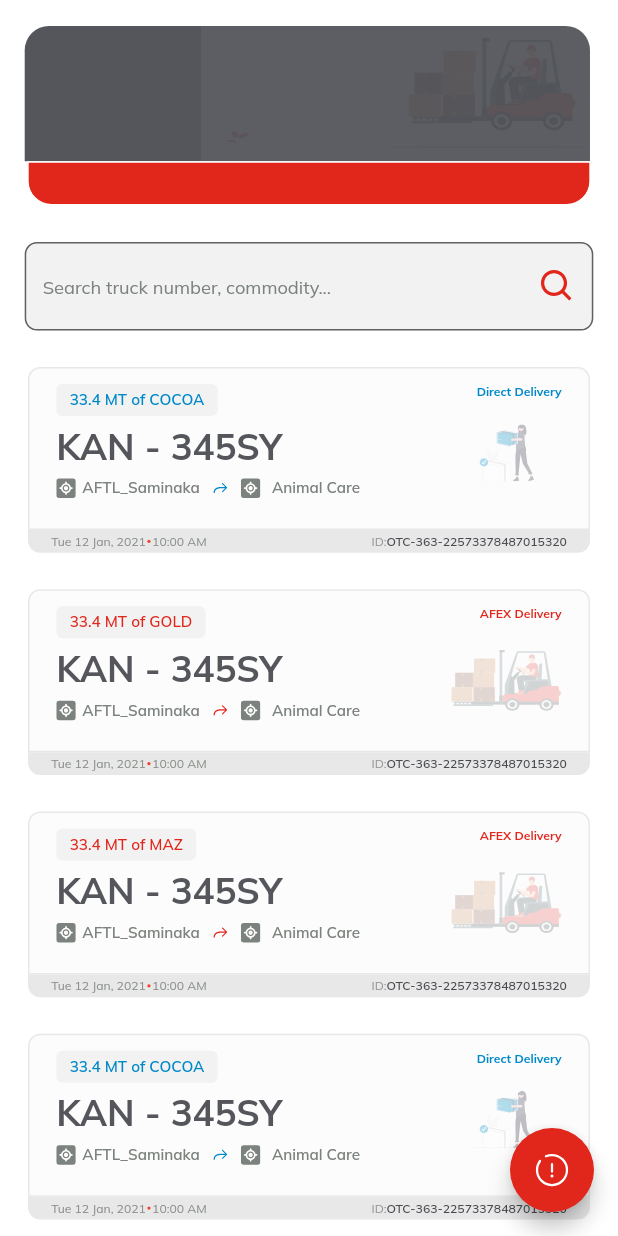
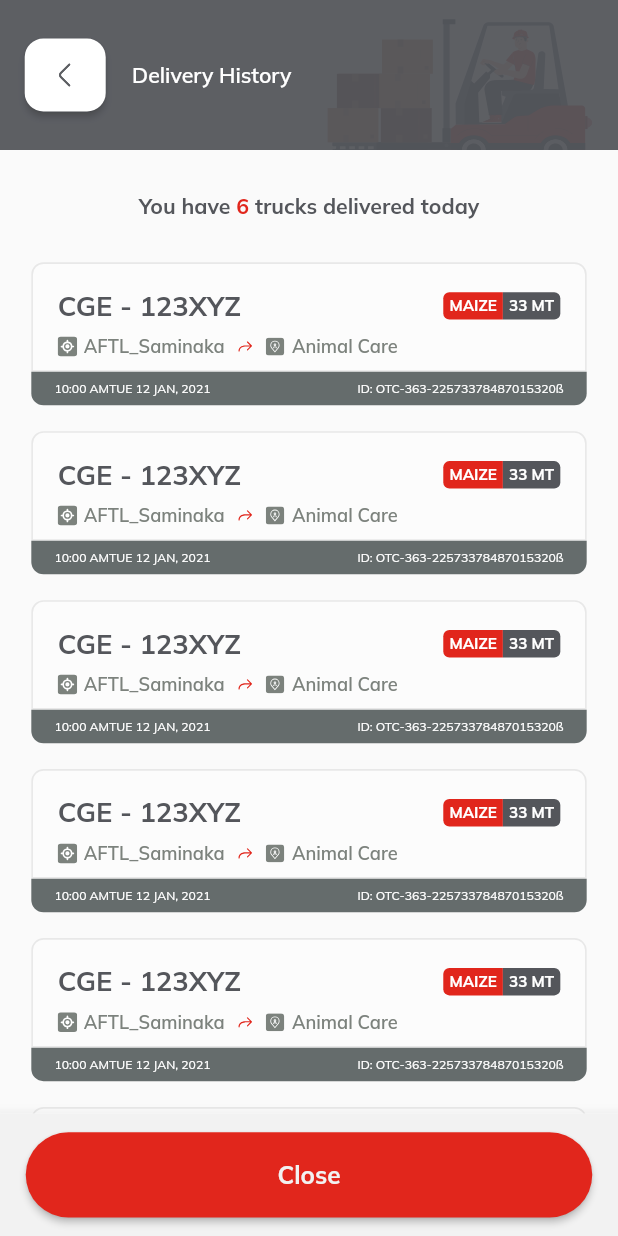
Before and after one commit to Software78/redesigned-lamp, a Flutter app: the screen it shows after launch, on a phone screen of 412 x 824 dp. Run offline on Flutter 3.47's test engine with Material 2 defaults, Android fonts, the phone set to English and light mode, and no system bars; drawn by our look-alikes of flutter_advanced_drawer; our stand-ins replace flutter_screenutil, flutter_svg, google_fonts.

Commit message:
delivery details done...kinda

```diff
--- a/lib/main.dart
+++ b/lib/main.dart
@@ -1,7 +1,7 @@
 import 'package:flutter/material.dart';
 import 'package:flutter/services.dart';
 import 'package:flutter_screenutil/flutter_screenutil.dart';
-import 'package:third_iteration/views/dashboard/controller.dart';
+import 'package:third_iteration/views/contract_details/contract_details.dart';
 
 void main() {
   SystemChrome.setSystemUIOverlayStyle(SystemUiOverlayStyle.dark);
@@ -22,7 +22,7 @@ class MyApp extends StatelessWidget {
           home: child,
         );
       },
-      child: const DashboardScreen(),
+      child: const ContractDetails(),
     );
   }
 }
--- /dev/null
+++ b/lib/views/contract_details/contract_details.dart
@@ -0,0 +1,122 @@
+import 'package:flutter/material.dart';
+import 'package:flutter_screenutil/flutter_screenutil.dart';
+import 'package:flutter_svg/svg.dart';
+import 'package:third_iteration/widgets/delivery_item.dart';
+
+import '../../widgets/custom_text.dart';
+
+class ContractDetails extends StatelessWidget {
+  const ContractDetails({super.key});
+
+  @override
+  Widget build(BuildContext context) {
+    return Scaffold(
+      body: SafeArea(
+        child: Column(
+          children: [
+            Stack(children: [
+              Container(
+                padding: REdgeInsets.only(left: 16.r),
+                color: const Color(0xff54565B),
+                width: double.infinity,
+                height: 100,
+                child: Row(
+                  children: [
+                    MaterialButton(
+                      onPressed: () {},
+                      height: 48.h,
+                      minWidth: 48.h,
+                      color: const Color(0xffffffff),
+                      shape: RoundedRectangleBorder(
+                        borderRadius: BorderRadius.circular(12.25.r),
+                      ),
+                      child: SvgPicture.asset(
+                          "assets/illustrations/arrow-right.svg"),
+                    ),
+                    SizedBox(width: 16.w),
+                    Align(
+                      alignment: Alignment.center,
+                      child: CustomText(
+                        text: "Delivery History",
+                        fontWeight: FontWeight.w600,
+                        fontSize: 14.sp,
+                        color: Colors.white,
+                      ),
+                    ),
+                    const Spacer(),
+                  ],
+                ),
+              ),
+              Positioned(
+                right: 0,
+                child: SvgPicture.asset(
+                  'assets/illustrations/container_bg.svg',
+                  width: 375.w,
+                ),
+              ),
+            ]),
+            SizedBox(
+              height: 28.h,
+            ),
+            Row(
+              mainAxisAlignment: MainAxisAlignment.center,
+              children: [
+                CustomText(
+                  text: "You have ",
+                  fontSize: 14.sp,
+                  fontWeight: FontWeight.w700,
+                  color: const Color(0xff54565B),
+                ),
+                CustomText(
+                  text: "6",
+                  fontSize: 14.sp,
+                  fontWeight: FontWeight.w700,
+                  color: const Color(0xffE1261C),
+                ),
+                CustomText(
+                  text: " trucks delivered today",
+                  fontSize: 14.sp,
+                  fontWeight: FontWeight.w700,
+                  color: const Color(0xff54565B),
+                ),
+              ],
+            ),
+            SizedBox(
+              height: 28.h,
+            ),
+            Expanded(
+              child: ListView.separated(
+                  itemBuilder: (context, index) => const DeliveryItem(),
+                  separatorBuilder: (context, index) => SizedBox(
+                        height: 17.h,
+                      ),
+                  itemCount: 10),
+            )
+          ],
+        ),
+      ),
+      bottomNavigationBar: BottomAppBar(
+        child: Container(
+          color: const Color(0xffF2F2F2),
+          padding: REdgeInsets.symmetric(horizontal: 16.67.r, vertical: 12.r),
+          child: MaterialButton(
+            shape: const RoundedRectangleBorder(
+              borderRadius: BorderRadius.horizontal(
+                  left: Radius.circular(100), right: Radius.circular(100)),
+            ),
+            onPressed: () {},
+            minWidth: 341.67.w,
+            height: 56.h,
+            color: const Color(0xffE1261C),
+            child: CustomText(
+              text: "Close",
+              color: const Color(0xffF2F2F2),
+              fontSize: 16.sp,
+              fontWeight: FontWeight.w700,
+            ),
+          ),
+        ),
+      ),
+    );
+  }
+}
--- /dev/null
+++ b/lib/widgets/delivery_item.dart
@@ -0,0 +1,173 @@
+import 'package:flutter/material.dart';
+import 'package:flutter_screenutil/flutter_screenutil.dart';
+import 'package:flutter_svg/svg.dart';
+import 'package:third_iteration/widgets/custom_text.dart';
+
+class DeliveryItem extends StatelessWidget {
+  const DeliveryItem({super.key});
+
+  @override
+  Widget build(BuildContext context) {
+    return Column(
+      children: [
+        Container(
+          padding: REdgeInsets.fromLTRB(16.r, 16.r, 16.r, 0),
+          height: 72.h,
+          width: 337.w,
+          decoration: BoxDecoration(
+            color: const Color(0xfffcfcfc),
+            border: Border(
+              top: BorderSide(
+                  color: const Color(0xffe8e8e8),
+                  width: 1.w,
+                  style: BorderStyle.solid),
+              left: BorderSide(
+                  color: const Color(0xffe8e8e8),
+                  width: 1.w,
+                  style: BorderStyle.solid),
+              right: BorderSide(
+                  color: const Color(0xffe8e8e8),
+                  width: 1.w,
+                  style: BorderStyle.solid),
+              bottom: BorderSide(
+                  color: const Color(0xffe8e8e8),
+                  width: 1.w,
+                  style: BorderStyle.solid),
+            ),
+            borderRadius: BorderRadius.only(
+              topLeft: Radius.circular(8.r),
+              topRight: Radius.circular(8.r),
+            ),
+          ),
+          child: Column(
+            children: [
+              Row(
+                children: [
+                  CustomText(
+                    text: "CGE - 123XYZ",
+                    color: const Color(0xff54565B),
+                    fontWeight: FontWeight.w700,
+                    fontSize: 18.sp,
+                  ),
+                  const Spacer(),
+                  Container(
+                    padding: REdgeInsets.symmetric(horizontal: 4.sp),
+                    decoration: BoxDecoration(
+                      color: const Color(0xffE1261C),
+                      // border: Border.all(color: const Color(0xffe8e8e8),),
+                      borderRadius: BorderRadius.only(
+                        topLeft: Radius.circular(4.r),
+                        bottomLeft: Radius.circular(4.r),
+                      ),
+                    ),
+                    // width: 40.w,
+                    height: 18.h,
+                    child: Center(
+                      child: CustomText(
+                        text: "MAIZE",
+                        fontSize: 10.sp,
+                        fontWeight: FontWeight.w700,
+                        color: const Color(0xffFFFFFF),
+                      ),
+                    ),
+                  ),
+                  Container(
+                    padding: REdgeInsets.symmetric(horizontal: 4.sp),
+                    decoration: BoxDecoration(
+                      color: const Color(0xff54565B),
+                      // border: Border.all(color: const Color(0xffe8e8e8)),
+                      borderRadius: BorderRadius.only(
+                        topRight: Radius.circular(4.r),
+                        bottomRight: Radius.circular(4.r),
+                      ),
+                    ),
+                    // width: 40.w,
+                    height: 18.h,
+                    child: Center(
+                      child: CustomText(
+                        text: "33 MT",
+                        fontSize: 10.sp,
+                        fontWeight: FontWeight.w700,
+                        color: const Color(0xffFFFFFF),
+                      ),
+                    ),
+                  )
+                ],
+              ),
+              SizedBox(
+                height: 8.h,
+              ),
+              Row(
+                children: [
+                  SvgPicture.asset(
+                      "assets/illustrations/location-crosshairs.svg"),
+                  SizedBox(
+                    width: 4.w,
+                  ),
+                  CustomText(
+                    text: "AFTL_Saminaka",
+                    color: const Color(0xff7C827D),
+                    fontSize: 12.sp,
+                    fontWeight: FontWeight.w600,
+                  ),
+                  SizedBox(
+                    width: 7.w,
+                  ),
+                  SvgPicture.asset("assets/illustrations/red-arrow.svg"),
+                  SizedBox(
+                    width: 7.w,
+                  ),
+                  SvgPicture.asset("assets/illustrations/location-person.svg"),
+                  SizedBox(
+                    width: 4.w,
+                  ),
+                  CustomText(
+                    text: "Animal Care",
+                    color: const Color(0xff7C827D),
+                    fontSize: 12.sp,
+                    fontWeight: FontWeight.w600,
+                  ),
+                ],
+              )
+            ],
+          ),
+        ),
+        Container(
+          padding: REdgeInsets.symmetric(horizontal: 15.r, vertical: 3.5.r),
+          decoration: BoxDecoration(
+            color: const Color(0xff656C6C),
+            borderRadius: BorderRadius.only(
+              bottomLeft: Radius.circular(8.r),
+              bottomRight: Radius.circular(8.r),
+            ),
+          ),
+          width: 337.w,
+          height: 22.h,
+          child: Row(
+            children: [
+              CustomText(
+                text: "10:00 AM",
+                fontSize: 8.sp,
+                fontWeight: FontWeight.w400,
+                color: Colors.white,
+              ),
+              CustomText(
+                text: "TUE 12 JAN, 2021",
+                fontSize: 8.sp,
+                fontWeight: FontWeight.w400,
+                color: Colors.white,
+              ),
+              const Spacer(),
+              CustomText(
+                text: "ID: OTC-363-22573378487015320ß",
+                fontSize: 8.sp,
+                fontWeight: FontWeight.w400,
+                color: Colors.white,
+              ),
+            ],
+          ),
+        )
+      ],
+    );
+  }
+}
```
Also changed, not shown: lib/views/direct_delivery/direct_delivery.dart (added, +149 -0 lines), assets/illustrations/blue-arrow.svg (added), assets/illustrations/driver.svg (added), assets/illustrations/location-crosshairs.svg (added), assets/illustrations/location-person.svg (added), assets/illustrations/red-arrow.svg (added), 1 other file.
